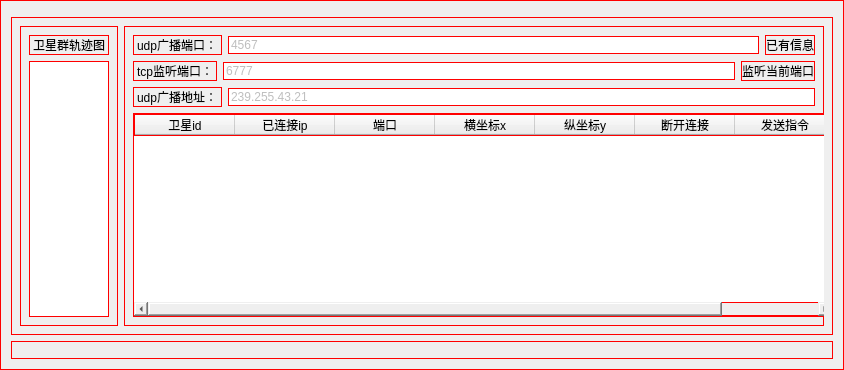
Qt form server.ui (VictorySong/ls) before a commit.
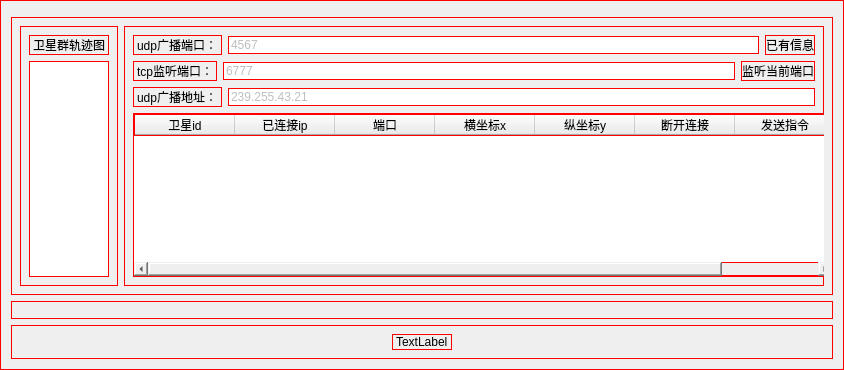
The same form after that commit.

What changed in the file:
```diff
--- a/server.ui
+++ b/server.ui
@@ -306,6 +306,19 @@
      </layout>
     </widget>
    </item>
+   <item>
+    <widget class="QWidget" name="qrcode" native="true">
+     <layout class="QHBoxLayout" name="horizontalLayout_5">
+      <item alignment="Qt::AlignHCenter|Qt::AlignVCenter">
+       <widget class="QLabel" name="qrcode_l">
+        <property name="text">
+         <string>TextLabel</string>
+        </property>
+       </widget>
+      </item>
+     </layout>
+    </widget>
+   </item>
   </layout>
  </widget>
  <resources/>
```
